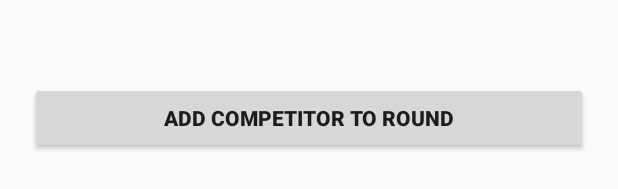
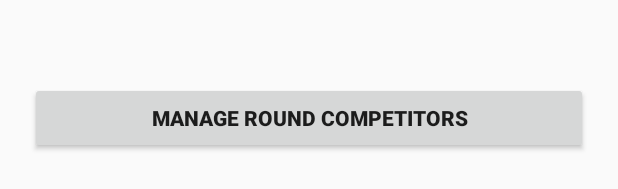
Before and after one commit to SashikaMalawana/rate-me, an Android app: the layout event_round_home.xml on its own in the app's theme, with its tools: preview values and no code run, on a phone screen of 412 x 824 dp. Shown: the part 985-1174 px from the top of the screen. Run offline under Robolectric (Android 15) with nearby library versions, the phone set to English and light mode, and no system bars.

Commit message:
Naming changes

```diff
--- a/app/src/main/res/layout/event_round_home.xml
+++ b/app/src/main/res/layout/event_round_home.xml
@@ -94,7 +94,7 @@
             android:id="@+id/xAddCompetitorButton"
             android:layout_width="match_parent"
             android:layout_height="wrap_content"
-            android:text="Add Competitor to Round"
+            android:text="Manage Round Competitors"
             android:textAlignment="center"
             android:textStyle="bold"
             app:layout_constraintBottom_toBottomOf="parent"
```
